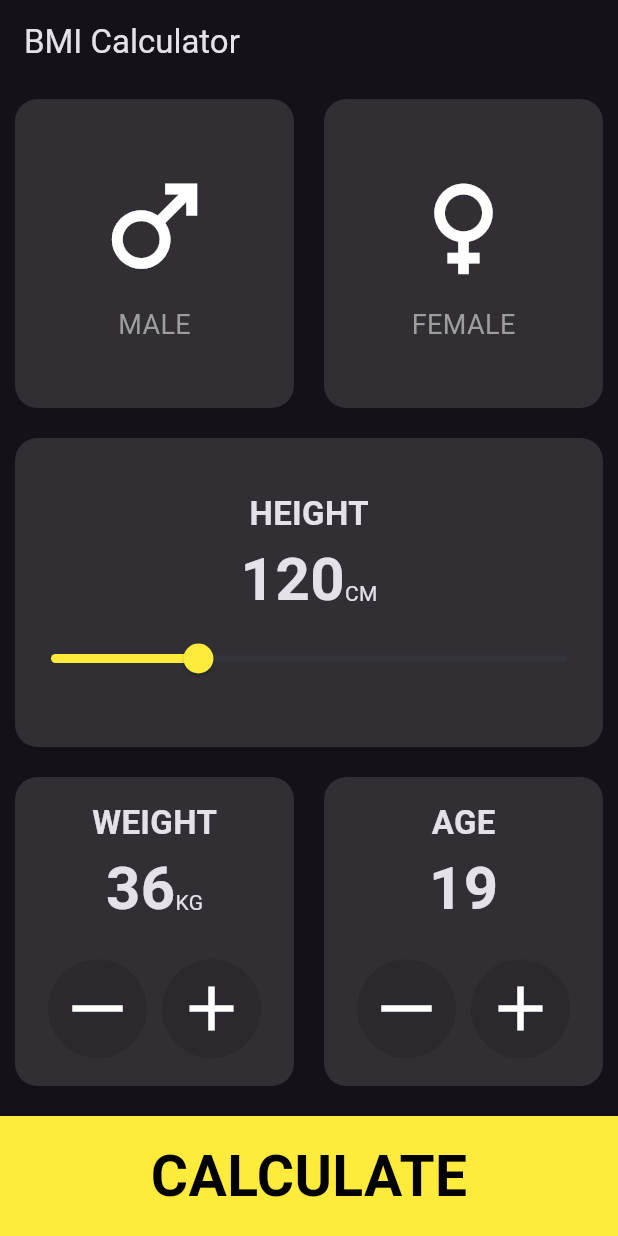
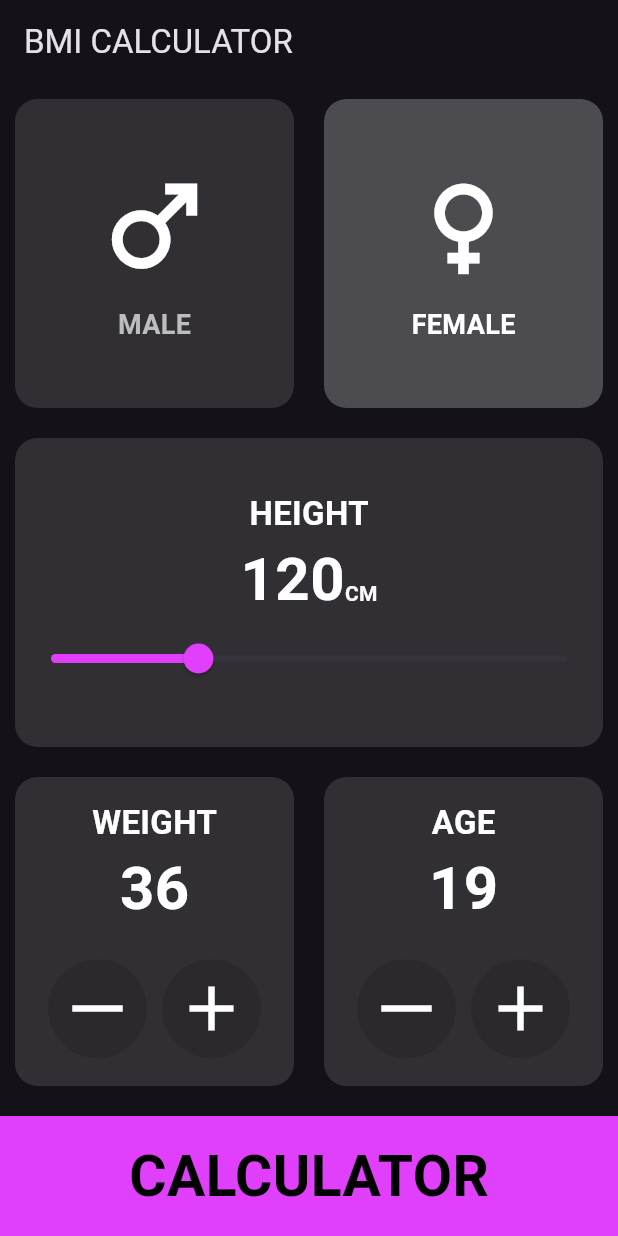
Before and after one commit to vinit105/BMI-Calculator, a Flutter app: the screen it shows after launch, on a phone screen of 412 x 824 dp. Run offline on Flutter 3.47's test engine with Material 3 defaults, Android fonts, the phone set to English and light mode, and no system bars.

Commit message:
update, created components folder

```diff
--- /dev/null
+++ b/lib/components/bottom_button.dart
@@ -0,0 +1,28 @@
+import 'package:flutter/material.dart';
+
+class BottomButton extends StatelessWidget {
+  const BottomButton(
+      {super.key, required this.label, required this.onInputTap});
+
+  final String label;
+  final Function() onInputTap;
+
+  @override
+  Widget build(BuildContext context) {
+    return InkWell(
+      onTap: onInputTap,
+      child: Container(
+        color: Colors.purpleAccent,
+        width: double.infinity,
+        height: 80,
+        child: Center(
+          child: Text(
+            label,
+            style: const TextStyle(
+                fontSize: 38, color: Colors.black, fontWeight: FontWeight.bold),
+          ),
+        ),
+      ),
+    );
+  }
+}
--- /dev/null
+++ b/lib/components/circular_icon_button.dart
@@ -0,0 +1,27 @@
+import 'package:flutter/material.dart';
+
+class CircularIconButton extends StatelessWidget {
+  const CircularIconButton(
+      {super.key, required this.iconLabel, required this.onInputPress});
+
+  final IconData iconLabel;
+  final Function() onInputPress;
+
+  @override
+  Widget build(BuildContext context) {
+    return IconButton(
+      onPressed: onInputPress,
+      icon: Icon(
+        iconLabel,
+        size: 50.0,
+        color: Colors.white,
+      ),
+      style: ButtonStyle(
+        shape: MaterialStateProperty.all(
+          const CircleBorder(),
+        ),
+        backgroundColor: MaterialStateProperty.all(Colors.black12),
+      ),
+    );
+  }
+}
--- /dev/null
+++ b/lib/components/custom_text.dart
@@ -0,0 +1,31 @@
+import 'package:flutter/material.dart';
+
+class CustomText extends StatelessWidget {
+  const CustomText(
+      {super.key,
+      required this.label,
+      this.fontWeight,
+      this.fontSize,
+      this.color});
+
+  final String label;
+  final FontWeight? fontWeight;
+  final double? fontSize;
+  final Color? color;
+
+  const CustomText.custom(
+      {super.key,
+      this.fontSize = 18,
+      this.fontWeight = FontWeight.bold,
+      this.label = 'label',
+      this.color = Colors.white});
+
+  @override
+  Widget build(BuildContext context) {
+    return Text(
+      label,
+      style:
+          TextStyle(fontSize: fontSize, fontWeight: fontWeight, color: color),
+    );
+  }
+}
--- a/lib/screens/home.dart
+++ b/lib/screens/home.dart
@@ -1,10 +1,13 @@
-import 'package:bmi_calculator/model/calulate.dart';
+import 'package:bmi_calculator/components/bottom_button.dart';
+import 'package:bmi_calculator/components/circular_icon_button.dart';
+import 'package:bmi_calculator/components/custom_text.dart';
+import 'package:bmi_calculator/model/calculate.dart';
 import 'package:bmi_calculator/screens/results_page.dart';
-import 'package:flutter/cupertino.dart';
 import 'package:flutter/material.dart';
-import 'package:flutter/widgets.dart';
 
 const double height = 120;
+bool genderCard = true;
+// 0 for male and 1 for female
 
 class HomePage extends StatefulWidget {
   const HomePage({super.key});
@@ -18,14 +21,47 @@ class _HomePageState extends State<HomePage> {
   int inputWeight = 36;
   int inputAge = 19;
 
+  decreaseWeight() {
+    setState(() {
+      if (inputWeight <= 1) return;
+      inputWeight--;
+    });
+  }
+
+  increaseWeight() {
+    setState(() {
+      if (inputWeight > 1000) return;
+      inputWeight++;
+    });
+  }
+
+  decreaseAge() {
+    setState(() {
+      if (inputAge <= 1) return;
+      inputAge--;
+    });
+  }
+
+  increaseAge() {
+    setState(() {
+      if (inputAge > 200) return;
+      inputAge++;
+    });
+  }
+
+  genderCardSelect() {
+    setState(() {
+      genderCard = !genderCard;
+    });
+  }
+
   @override
   Widget build(BuildContext context) {
     String v = '';
 
     return Scaffold(
       appBar: AppBar(
-        title: const Text('BMI Calculator'),
-        centerTitle: false,
+        title: const Text('BMI CALCULATOR'),
       ),
       body: Column(
         children: [
@@ -33,49 +69,21 @@ class _HomePageState extends State<HomePage> {
             flex: 2,
             child: Row(
               children: [
-                const Expanded(
-                  child: ReusableCard(
-                    colour: Colors.white12,
-                    cardChild: Column(
-                      mainAxisAlignment: MainAxisAlignment.center,
-                      children: [
-                        Icon(
-                          Icons.male,
-                          color: Colors.white,
-                          size: 85,
-                        ),
-                        SizedBox(
-                          height: 10.0,
-                        ),
-                        Text(
-                          'MALE',
-                          style: TextStyle(fontSize: 18, color: Colors.grey),
-                        ),
-                      ],
-                    ),
-                  ),
+                GenderCard(
+                  label: 'MALE',
+                  icon: Icons.male,
+                  isCardSelect: genderCardSelect,
+                  colour: genderCard == true ? Colors.white12 : Colors.white24,
+                  textColour:
+                      genderCard == true ? Colors.grey.shade400 : Colors.white,
                 ),
-                Expanded(
-                  child: ReusableCard(
-                    colour: Colors.white12,
-                    cardChild: Column(
-                      mainAxisAlignment: MainAxisAlignment.center,
-                      children: [
-                        Icon(
-                          Icons.female,
-                          color: Colors.white,
-                          size: 85,
-                        ),
-                        SizedBox(
-                          height: 10.0,
-                        ),
-                        Text(
-                          'FEMALE',
-                          style: TextStyle(fontSize: 18, color: Colors.grey),
-                        ),
-                      ],
-                    ),
-                  ),
+                GenderCard(
+                  label: 'FEMALE',
+                  icon: Icons.female,
+                  isCardSelect: genderCardSelect,
+                  colour: genderCard == false ? Colors.white12 : Colors.white24,
+                  textColour:
+                      genderCard == false ? Colors.grey.shade400 : Colors.white,
                 ),
               ],
             ),
@@ -88,24 +96,24 @@ class _HomePageState extends State<HomePage> {
                 crossAxisAlignment: CrossAxisAlignment.center,
                 mainAxisAlignment: MainAxisAlignment.center,
                 children: [
-                  Text(
-                    'HEIGHT',
-                    style: TextStyle(fontSize: 22, fontWeight: FontWeight.bold),
+                  const CustomText.custom(
+                    label: 'HEIGHT',
+                    fontSize: 22,
                   ),
                   Row(
                     mainAxisAlignment: MainAxisAlignment.center,
                     crossAxisAlignment: CrossAxisAlignment.baseline,
                     textBaseline: TextBaseline.alphabetic,
                     children: [
-                      Text(
-                        '$inputHeight',
-                        style: TextStyle(
-                            fontSize: 40, fontWeight: FontWeight.bold),
+                      CustomText.custom(
+                        label: '$inputHeight',
+                        fontSize: 40,
                       ),
-                      Text(
-                        'CM',
-                        style: TextStyle(fontSize: 14),
-                      )
+                      CustomText.custom(
+                        label: 'CM',
+                        fontSize: 14,
+                        color: Colors.grey.shade50,
+                      ),
                     ],
                   ),
                   Slider(
@@ -113,7 +121,7 @@ class _HomePageState extends State<HomePage> {
                     min: 80,
                     max: 220,
                     label: v,
-                    activeColor: Colors.yellow,
+                    activeColor: Colors.purpleAccent,
                     onChanged: (newValue) {
                       setState(() {
                         inputHeight = newValue.round();
@@ -128,180 +136,27 @@ class _HomePageState extends State<HomePage> {
             flex: 2,
             child: Row(
               children: [
-                Expanded(
-                  child: ReusableCard(
-                    colour: Colors.white12,
-                    cardChild: Column(
-                      children: [
-                        Expanded(
-                          child: Column(
-                              crossAxisAlignment: CrossAxisAlignment.center,
-                              mainAxisAlignment: MainAxisAlignment.end,
-                              children: [
-                                Text(
-                                  'WEIGHT',
-                                  style: TextStyle(
-                                      fontWeight: FontWeight.bold,
-                                      fontSize: 22),
-                                ),
-                                Row(
-                                  mainAxisAlignment: MainAxisAlignment.center,
-                                  crossAxisAlignment:
-                                      CrossAxisAlignment.baseline,
-                                  textBaseline: TextBaseline.alphabetic,
-                                  children: [
-                                    Text(
-                                      '$inputWeight',
-                                      style: TextStyle(
-                                          fontSize: 40,
-                                          fontWeight: FontWeight.bold),
-                                    ),
-                                    Text(
-                                      'KG',
-                                      style: TextStyle(fontSize: 14),
-                                    )
-                                  ],
-                                ),
-                              ]),
-                        ),
-                        Expanded(
-                          child: Row(
-                            mainAxisAlignment: MainAxisAlignment.center,
-                            crossAxisAlignment: CrossAxisAlignment.stretch,
-                            children: [
-                              IconButton(
-                                onPressed: () {},
-                                icon: Icon(
-                                  Icons.horizontal_rule,
-                                  size: 50.0,
-                                  color: Colors.white,
-                                ),
-                                style: ButtonStyle(
-                                  shape: MaterialStateProperty.all(
-                                    const CircleBorder(),
-                                  ),
-                                  backgroundColor:
-                                      MaterialStateProperty.all(Colors.black12),
-                                ),
-                              ),
-                              SizedBox(
-                                width: 10.0,
-                              ),
-                              IconButton(
-                                onPressed: () {},
-                                icon: Icon(
-                                  Icons.add,
-                                  size: 50.0,
-                                  color: Colors.white,
-                                ),
-                                style: ButtonStyle(
-                                  shape: MaterialStateProperty.all(
-                                    const CircleBorder(),
-                                  ),
-                                  backgroundColor:
-                                      MaterialStateProperty.all(Colors.black12),
-                                ),
-                              ),
-                            ],
-                          ),
-                        )
-                      ],
-                    ),
-                  ),
+                CustomCard(
+                  name: 'WEIGHT',
+                  increaseFunction: increaseWeight,
+                  decreaseFunction: decreaseWeight,
+                  inputLabelName: '$inputWeight',
                 ),
-                Expanded(
-                  child: ReusableCard(
-                    colour: Colors.white12,
-                    cardChild: Column(
-                      children: [
-                        Expanded(
-                          child: Column(
-                              crossAxisAlignment: CrossAxisAlignment.center,
-                              mainAxisAlignment: MainAxisAlignment.end,
-                              children: [
-                                Text(
-                                  'AGE',
-                                  style: TextStyle(
-                                      fontWeight: FontWeight.bold,
-                                      fontSize: 22),
-                                ),
-                                Text(
-                                  '$inputAge',
-                                  style: TextStyle(
-                                      fontSize: 40,
-                                      fontWeight: FontWeight.bold),
-                                ),
-                              ]),
-                        ),
-                        Expanded(
-                          child: Row(
-                            mainAxisAlignment: MainAxisAlignment.center,
-                            crossAxisAlignment: CrossAxisAlignment.stretch,
-                            children: [
-                              IconButton(
-                                onPressed: () {},
-                                icon: Icon(
-                                  Icons.horizontal_rule,
-                                  size: 50.0,
-                                  color: Colors.white,
-                                ),
-                                style: ButtonStyle(
-                                  shape: MaterialStateProperty.all(
-                                    const CircleBorder(),
-                                  ),
-                                  backgroundColor:
-                                      MaterialStateProperty.all(Colors.black12),
-                                ),
-                              ),
-                              SizedBox(
-                                width: 10.0,
-                              ),
-                              IconButton(
-                                onPressed: () {
-                                  //Navigator.of(context).push(MaterialPageRoute(
-                                  //        builder: (context) => const Scrren()));
-                                },
-                                icon: Icon(
-                                  Icons.add,
-                                  size: 50.0,
-                                  color: Colors.white,
-                                ),
-                                style: ButtonStyle(
-                                  shape: MaterialStateProperty.all(
-                                    const CircleBorder(),
-                                  ),
-                                  backgroundColor:
-                                      MaterialStateProperty.all(Colors.black12),
-                                ),
-                              ),
-                            ],
-                          ),
-                        )
-                      ],
-                    ),
-                  ),
+                CustomCard(
+                  name: 'AGE',
+                  increaseFunction: increaseAge,
+                  decreaseFunction: decreaseAge,
+                  inputLabelName: '$inputAge',
                 ),
               ],
             ),
           ),
-          SizedBox(
+          const SizedBox(
             height: 10,
           ),
-          InkWell(
-            child: Container(
-              color: Colors.yellow,
-              height: 80.0,
-              child: Center(
-                child: Text(
-                  'CALCULATE',
-                  style: TextStyle(
-                      fontSize: 38,
-                      color: Colors.black,
-                      fontWeight: FontWeight.bold),
-                ),
-              ),
-            ),
-            onTap: () {
+          BottomButton(
+            label: 'CALCULATOR',
+            onInputTap: () {
               CalculatorBrain calc =
                   CalculatorBrain(height: inputHeight, weight: inputWeight);
               Navigator.push(
@@ -342,3 +197,109 @@ class ReusableCard extends StatelessWidget {
     );
   }
 }
+
+class CustomCard extends StatelessWidget {
+  const CustomCard({
+    super.key,
+    required this.name,
+    required this.increaseFunction,
+    required this.decreaseFunction,
+    required this.inputLabelName,
+  });
+
+  final String name;
+  final String inputLabelName;
+  final Function() increaseFunction;
+  final Function() decreaseFunction;
+
+  @override
+  Widget build(BuildContext context) {
+    return Expanded(
+      child: ReusableCard(
+        colour: Colors.white12,
+        cardChild: Column(
+          children: [
+            Expanded(
+              child: Column(
+                  crossAxisAlignment: CrossAxisAlignment.center,
+                  mainAxisAlignment: MainAxisAlignment.end,
+                  children: [
+                    CustomText.custom(
+                      label: name,
+                      fontSize: 22,
+                    ),
+                    CustomText.custom(
+                      label: inputLabelName,
+                      fontSize: 40,
+                    ),
+                  ]),
+            ),
+            Expanded(
+              child: Row(
+                mainAxisAlignment: MainAxisAlignment.center,
+                crossAxisAlignment: CrossAxisAlignment.stretch,
+                children: [
+                  CircularIconButton(
+                    iconLabel: Icons.horizontal_rule,
+                    onInputPress: decreaseFunction,
+                  ),
+                  const SizedBox(
+                    width: 10.0,
+                  ),
+                  CircularIconButton(
+                    iconLabel: Icons.add,
+                    onInputPress: increaseFunction,
+                  ),
+                ],
+              ),
+            )
+          ],
+        ),
+      ),
+    );
+  }
+}
+
+class GenderCard extends StatelessWidget {
+  const GenderCard(
+      {super.key,
+      required this.label,
+      required this.icon,
+      required this.isCardSelect,
+      required this.colour,
+      required this.textColour});
+
+  final IconData icon;
+  final String label;
+  final Color colour;
+  final Function() isCardSelect;
+  final Color textColour;
+
+  @override
+  Widget build(BuildContext context) {
+    return Expanded(
+      child: InkWell(
+        onTap: isCardSelect,
+        splashColor: Colors.transparent,
+        highlightColor: Colors.transparent,
+        child: ReusableCard(
+          colour: colour,
+          cardChild: Column(
+            mainAxisAlignment: MainAxisAlignment.center,
+            children: [
+              Icon(
+                icon,
+                color: Colors.white,
+                size: 85,
+              ),
+              const SizedBox(
+                height: 10.0,
+              ),
+              CustomText.custom(label: label, color: textColour),
+            ],
+          ),
+        ),
+      ),
+    );
+  }
+}
--- a/lib/screens/results_page.dart
+++ b/lib/screens/results_page.dart
@@ -1,6 +1,6 @@
 import 'package:flutter/material.dart';
-
 import 'home.dart';
+import 'package:bmi_calculator/components/bottom_button.dart';
 
 class ResultsPage extends StatelessWidget {
   const ResultsPage(
@@ -17,7 +17,7 @@ class ResultsPage extends StatelessWidget {
   Widget build(BuildContext context) {
     return Scaffold(
       appBar: AppBar(
-        title: Text('BMI CALCULATOR'),
+        title: const Text('BMI CALCULATOR'),
       ),
       body: Column(
         mainAxisAlignment: MainAxisAlignment.spaceEvenly,
@@ -25,9 +25,9 @@ class ResultsPage extends StatelessWidget {
         children: <Widget>[
           Expanded(
             child: Container(
-              padding: EdgeInsets.all(15.0),
+              padding: const EdgeInsets.all(15.0),
               alignment: Alignment.bottomLeft,
-              child: Text(
+              child: const Text(
                 'Your Result',
                 style: TextStyle(
                   fontSize: 50.0,
@@ -46,7 +46,7 @@ class ResultsPage extends StatelessWidget {
                 children: <Widget>[
                   Text(
                     resultText.toUpperCase(),
-                    style: TextStyle(
+                    style: const TextStyle(
                       color: Color(0xFF24D876),
                       fontSize: 22.0,
                       fontWeight: FontWeight.bold,
@@ -54,7 +54,7 @@ class ResultsPage extends StatelessWidget {
                   ),
                   Text(
                     bmiResult,
-                    style: TextStyle(
+                    style: const TextStyle(
                       fontSize: 100.0,
                       fontWeight: FontWeight.bold,
                     ),
@@ -62,7 +62,7 @@ class ResultsPage extends StatelessWidget {
                   Text(
                     interpretation,
                     textAlign: TextAlign.center,
-                    style: TextStyle(
+                    style: const TextStyle(
                       fontSize: 22.0,
                     ),
                   ),
@@ -70,28 +70,15 @@ class ResultsPage extends StatelessWidget {
               ),
             ),
           ),
-          SizedBox(
+          const SizedBox(
             height: 10,
           ),
-          InkWell(
-            child: Container(
-              child: Center(
-                child: Text(
-                  'RECALCULATE',
-                  style: TextStyle(
-                      fontSize: 38,
-                      color: Colors.black,
-                      fontWeight: FontWeight.bold),
-                ),
-              ),
-              color: Colors.yellow,
-              width: double.infinity,
-              height: 80,
-            ),
-            onTap: () {
+          BottomButton(
+            label: 'RECALCULATE',
+            onInputTap: () {
               Navigator.pop(context);
             },
-          ),
+          )
         ],
       ),
     );
```
Also changed, not shown: lib/model/calculate.dart (renamed from lib/model/calulate.dart), 1 other file.
